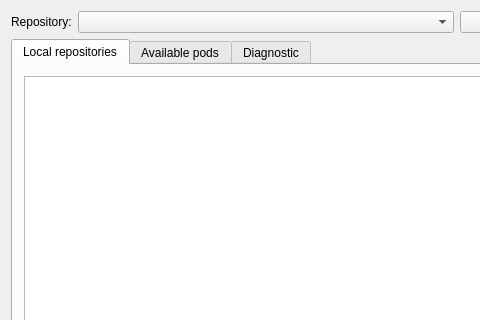
Before: the Qt Designer form qt-pods-gui/mainwindow.ui in qt-pods/qt-pods, drawn with Qt 5; both pictures show x 0 to 480 and y 0 to 320 of the 723 by 617 pixel window.
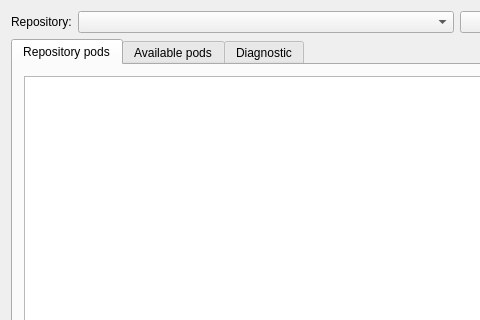
After: the same form once the commit is applied. Icons and pictures are not drawn.

Commit message: Changed tab name.

```diff
--- a/qt-pods-gui/mainwindow.ui
+++ b/qt-pods-gui/mainwindow.ui
@@ -147,7 +147,7 @@
          <normaloff>:/icons/icons/computer.svg</normaloff>:/icons/icons/computer.svg</iconset>
        </attribute>
        <attribute name="title">
-        <string>Local repositories</string>
+        <string>Repository pods</string>
        </attribute>
        <layout class="QVBoxLayout" name="verticalLayout_2">
         <item>
```
